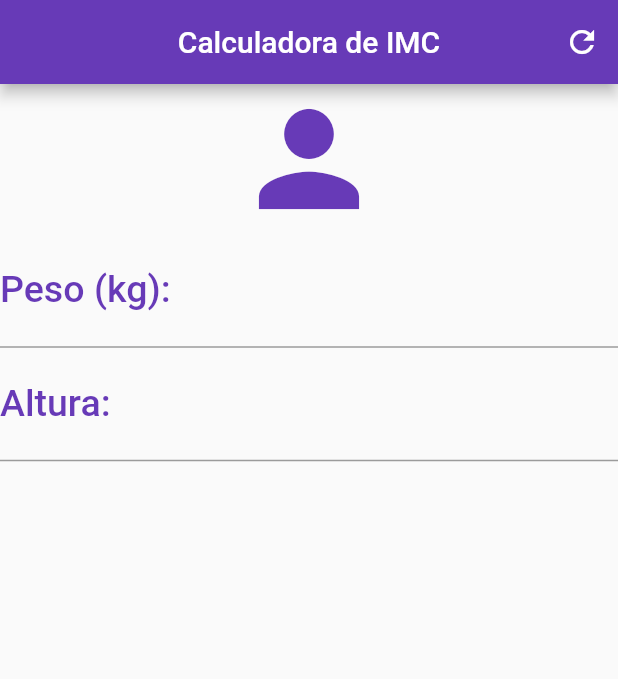
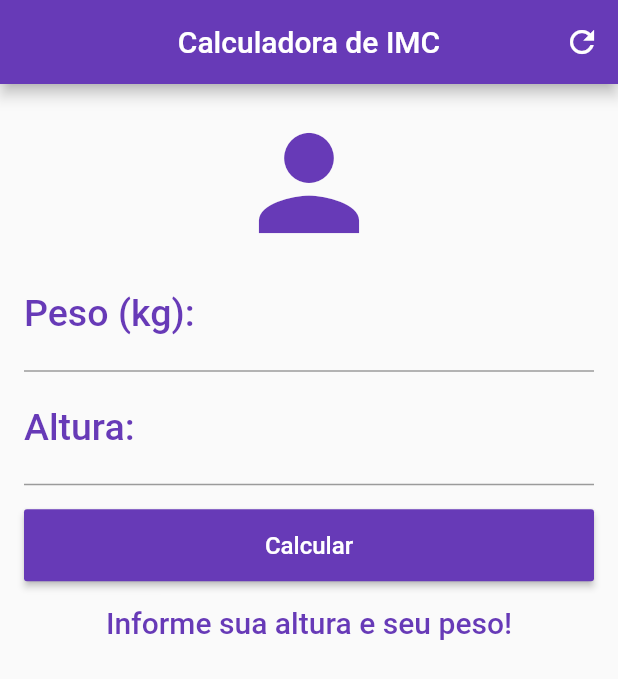
Before and after one commit to StefanyCarvalho/Calculador_IMC, a Flutter app: the screen it shows after launch, on a phone screen of 412 x 824 dp. Shown: the top 679 px of the screen. Run offline on Flutter 3.47's test engine with Material 2 defaults, Android fonts, the phone set to English and light mode, and no system bars.

Commit message:
Final 1.0

```diff
--- a/lib/main.dart
+++ b/lib/main.dart
@@ -1,6 +1,6 @@
 import 'package:flutter/material.dart';
 
-void main(){
+void main() {
   runApp(MaterialApp(
     home: Home(),
   ));
@@ -12,42 +12,139 @@ class Home extends StatefulWidget {
 }
 
 class _HomeState extends State<Home> {
+  final _peso = TextEditingController();
+  final _altura = TextEditingController();
+  final _formKey = GlobalKey<FormState>();
+  String _result = "Informe sua altura e seu peso!";
+
+  void _calculateIMC() {
+    if (_formKey.currentState.validate()) {
+      double peso = double.parse(_peso.text);
+      double altura = double.parse(_altura.text);
+      double resultado = peso / (altura * altura);
+      setState(() {
+        if (resultado < 17) {
+          _result = "Muito abaixo do peso";
+        } else if (resultado <= 18.49) {
+          _result = "Abaixo do peso";
+        } else if (resultado <= 24.99) {
+          _result = "Peso normal";
+        } else if (resultado <= 29.99) {
+          _result = "Acima do peso";
+        } else if (resultado <= 34.99) {
+          _result = "Obesidade I";
+        } else if (resultado <= 39.99) {
+          _result = "Obesidade II (severa)";
+        } else if (resultado >= 40.00) {
+          _result = "Obesidade III (mórbida)";
+        }
+      });
+    }
+  }
+
+  void _resetState() {
+    setState(() {
+      _peso.clear();
+      _altura.clear();
+      _formKey.currentState.reset();
+      _result = "Informe sua altura e seu peso!";
+    });
+  }
+
   @override
   Widget build(BuildContext context) {
-    return Scaffold(
-      appBar: AppBar( //ele cria a barrinha roxa
+    return  Scaffold(
+      // o Scaffold cria a tela em branco com propriedades necessarias para o app
+      appBar: AppBar(
+        //ele cria a barrinha roxa
         backgroundColor: Colors.deepPurple,
         title: Text("Calculadora de IMC"),
         centerTitle: true,
         actions: <Widget>[
-          IconButton(icon: Icon(Icons.refresh),
-              onPressed: () {
-              })
+          IconButton(
+            icon: Icon(Icons.refresh),
+            onPressed: _resetState,
+          )
         ],
       ),
-      body: Column(
+      body: SingleChildScrollView(
+        //rolagem da tela
+        padding: EdgeInsets.all(16.0),
+        child: Form(
+          //valida todos os campos dentro dele
+          key: _formKey,
+          child: Column(
             crossAxisAlignment: CrossAxisAlignment.stretch,
             children: <Widget>[
               Icon(Icons.person, size: 100.0, color: Colors.deepPurple),
-          TextField(keyboardType: TextInputType.number,
+              TextFormField(
+                //ao botao ser pressionado no campo peso,
+                controller: _peso,
+                // ignore: missing_return
+                validator: (v) {
+                  if (v.isEmpty) {
+                    return "Insira o seu peso";
+                  }
+                },
+                keyboardType: TextInputType.number,
                 decoration: InputDecoration(
                   labelText: "Peso (kg):",
                   labelStyle: TextStyle(color: Colors.deepPurple),
                 ),
                 textAlign: TextAlign.center,
-          style: TextStyle(color: Colors.deepPurple, fontSize: 25.0, fontWeight: FontWeight.w500),
+                style: TextStyle(
+                    color: Colors.deepPurple,
+                    fontSize: 25.0,
+                    fontWeight: FontWeight.w500),
               ),
-
-          TextField(keyboardType: TextInputType.number,
+              TextFormField(
+                controller: _altura,
+                // ignore: missing_return
+                validator: (v) {
+                  if (v.isEmpty) {
+                    return "Insira a sua altura";
+                  }
+                },
+                keyboardType: TextInputType.number,
                 decoration: InputDecoration(
                   labelText: "Altura:",
                   labelStyle: TextStyle(color: Colors.deepPurple),
                 ),
                 textAlign: TextAlign.center,
-            style: TextStyle(color: Colors.deepPurple, fontSize: 25.0, fontWeight: FontWeight.w500),
+                style: TextStyle(
+                    color: Colors.deepPurple,
+                    fontSize: 25.0,
+                    fontWeight: FontWeight.w500),
               ),
-
+              SizedBox(
+                height: 16.0,
+              ),
+              SizedBox(
+                // Ele aumenta o tamanho do elemento que esta nele
+                height: 48.0,
+                child: RaisedButton(
+                  onPressed: _calculateIMC,
+                  child: Text(
+                    "Calcular",
+                    style: TextStyle(fontSize: 16.0, color: Colors.white),
+                  ),
+                  color: Colors.deepPurple,
+                ),
+              ),
+              SizedBox(
+                height: 16.0,
+              ),
+              Text(
+                _result,
+                textAlign: TextAlign.center,
+                style: TextStyle(
+                    fontSize: 20.0,
+                    fontWeight: FontWeight.w500,
+                    color: Colors.deepPurple),
+              )
             ],
+          ),
+        ),
       ),
     );
   }
```
Lines whose indentation alone changed are shown as unchanged.
